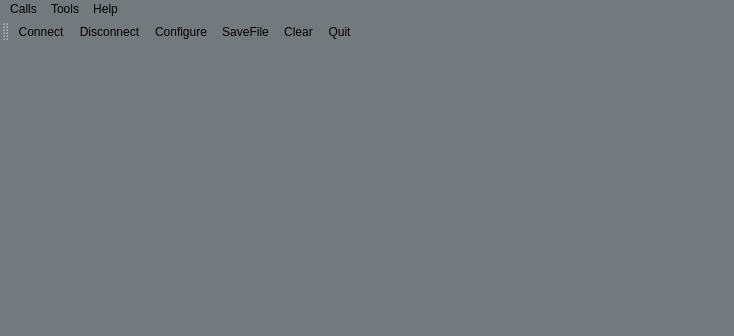
Before: the Qt Designer form terminal/mainwindow.ui in shanlizi/QT_GF_Software, drawn with Qt 5.
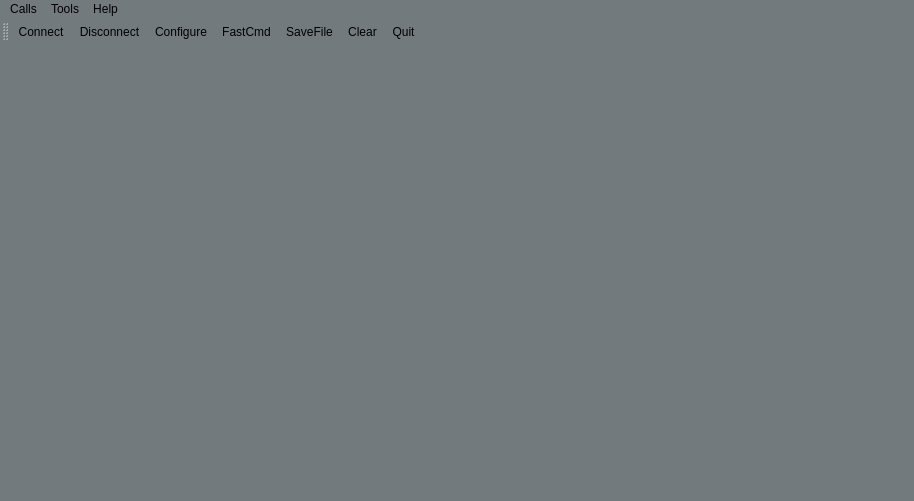
After: the same form once the commit is applied. Icons and pictures are not drawn.

```diff
--- a/terminal/mainwindow.ui
+++ b/terminal/mainwindow.ui
@@ -6,8 +6,8 @@
    <rect>
     <x>0</x>
     <y>0</y>
-    <width>734</width>
-    <height>336</height>
+    <width>914</width>
+    <height>501</height>
    </rect>
   </property>
   <property name="windowTitle">
@@ -25,8 +25,8 @@
     <rect>
      <x>0</x>
      <y>0</y>
-     <width>734</width>
-     <height>19</height>
+     <width>914</width>
+     <height>23</height>
     </rect>
    </property>
    <widget class="QMenu" name="menuCalls">
@@ -68,6 +68,7 @@
    <addaction name="actionConnect"/>
    <addaction name="actionDisconnect"/>
    <addaction name="actionConfigure"/>
+   <addaction name="actionFastCmd"/>
    <addaction name="actionSaveFile"/>
    <addaction name="actionClear"/>
    <addaction name="actionQuit"/>
@@ -173,6 +174,21 @@
     <string>Ctrl+S</string>
    </property>
   </action>
+  <action name="actionFastCmd">
+   <property name="icon">
+    <iconset resource="terminal.qrc">
+     <normaloff>:/images/FastCmd.png</normaloff>:/images/FastCmd.png</iconset>
+   </property>
+   <property name="text">
+    <string>FastCmd</string>
+   </property>
+   <property name="toolTip">
+    <string>FastCmd</string>
+   </property>
+   <property name="shortcut">
+    <string>Ctrl+F</string>
+   </property>
+  </action>
  </widget>
  <layoutdefault spacing="6" margin="11"/>
  <resources>
```
